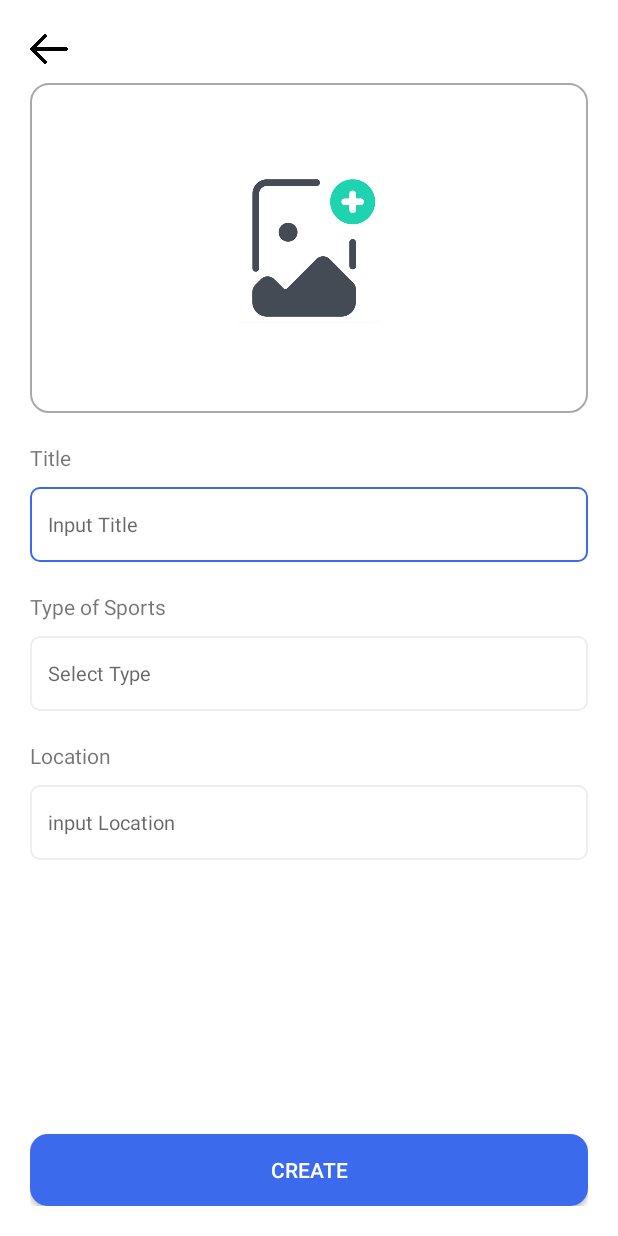
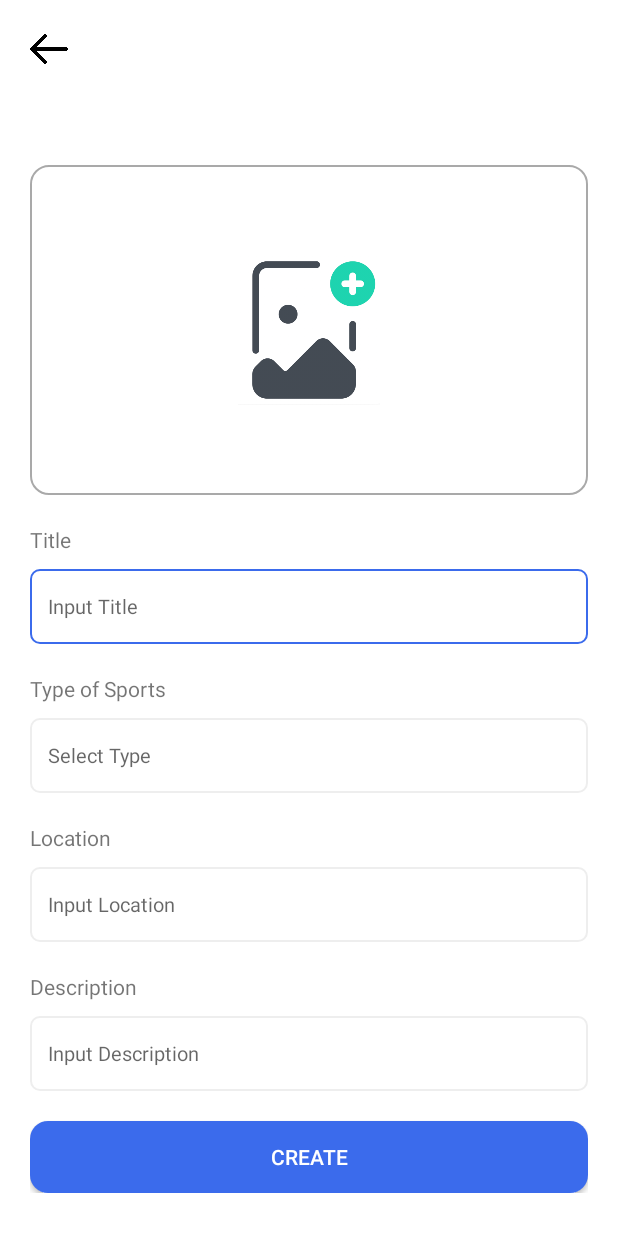
Before and after one commit to ScottieKim/android-gcm, an Android app: the CreateActivity screen opened directly, with no data from a screen before it, on a phone screen of 412 x 824 dp. Run offline under Robolectric (Android 15) with nearby library versions, the phone set to English and light mode, and no system bars; our stand-ins replace Firebase (no records; nobody signed in at launch, a user with empty details on screens opened directly), data binding; libraries missing offline, so code that uses them is left out: io.realm; pictures from the network do not load.

Commit message:
Create: Community Detail

```diff
--- a/app/src/main/AndroidManifest.xml
+++ b/app/src/main/AndroidManifest.xml
@@ -30,6 +30,8 @@
         <activity android:name=".view.activity.SignupAcitivity" />
 
         <activity android:name=".view.activity.CreateActivity" />
+
+        <activity android:name=".view.activity.DetailActivity" />
     </application>
 
 </manifest>
--- a/app/src/main/java/com/github/scott/gcm/data/model/Community.kt
+++ b/app/src/main/java/com/github/scott/gcm/data/model/Community.kt
@@ -12,4 +12,6 @@ open class Community : RealmObject() {
     var description = ""
 
     var img = ""
+
+    var ownerEmail = ""
 }
--- a/app/src/main/java/com/github/scott/gcm/data/viewmodel/CreateViewModel.kt
+++ b/app/src/main/java/com/github/scott/gcm/data/viewmodel/CreateViewModel.kt
@@ -3,6 +3,7 @@ package com.github.scott.gcm.data.viewmodel
 import android.util.Log
 import androidx.lifecycle.MutableLiveData
 import androidx.lifecycle.ViewModel
+import com.github.scott.gcm.CommonUtil
 import com.github.scott.gcm.data.DBUtil
 import com.github.scott.gcm.data.model.Community
 
@@ -40,4 +41,8 @@ class CreateViewModel : ViewModel() {
     fun setCommunityImg(img: String) {
         community.img = img
     }
+
+    fun setCommunityOwner(email: String) {
+        community.ownerEmail = email
+    }
 }
--- a/app/src/main/java/com/github/scott/gcm/view/activity/CreateActivity.kt
+++ b/app/src/main/java/com/github/scott/gcm/view/activity/CreateActivity.kt
@@ -11,6 +11,7 @@ import androidx.databinding.DataBindingUtil
 import androidx.lifecycle.Observer
 import androidx.lifecycle.ViewModelProvider
 import com.bumptech.glide.Glide
+import com.github.scott.gcm.CommonUtil
 import com.github.scott.gcm.R
 import com.github.scott.gcm.data.viewmodel.CreateViewModel
 import com.github.scott.gcm.databinding.ActivityCreateBinding
@@ -37,6 +38,7 @@ class CreateActivity : AppCompatActivity() {
         viewModel.showToast.observe(this, Observer {
             Toast.makeText(this, it, Toast.LENGTH_SHORT).show()
         })
+        viewModel.setCommunityOwner(CommonUtil.getUser(this))
         binding.viewModel = viewModel
     }
 
--- a/app/src/main/res/layout/activity_create.xml
+++ b/app/src/main/res/layout/activity_create.xml
@@ -1,12 +1,15 @@
 <?xml version="1.0" encoding="utf-8"?>
 <layout>
+
     <data>
+
         <variable
             name="viewModel"
             type="com.github.scott.gcm.data.viewmodel.CreateViewModel" />
     </data>
 
-    <androidx.constraintlayout.widget.ConstraintLayout xmlns:android="http://schemas.android.com/apk/res/android"
+    <androidx.constraintlayout.widget.ConstraintLayout
+        xmlns:android="http://schemas.android.com/apk/res/android"
         xmlns:app="http://schemas.android.com/apk/res-auto"
         android:layout_width="match_parent"
         android:layout_height="match_parent"
@@ -18,8 +21,8 @@
             android:layout_width="25dp"
             android:layout_height="25dp"
             android:layout_margin="20dp"
+            android:background="@android:color/transparent"
             android:onClick="@{()->viewModel.onClickBack()}"
-            android:background="@android:color/transparent"
             android:scaleType="fitCenter"
             android:src="@drawable/back_icon"
             app:layout_constraintLeft_toLeftOf="parent"
@@ -31,24 +34,25 @@
             android:layout_width="wrap_content"
             android:layout_height="wrap_content"
             android:layout_margin="20dp"
-
             android:text="@string/create_title"
             app:layout_constraintBottom_toBottomOf="@+id/button_create_back"
             app:layout_constraintLeft_toRightOf="@+id/button_create_back"
             app:layout_constraintTop_toTopOf="@+id/button_create_back" />
 
-        <!--    <ScrollView-->
-        <!--        android:layout_width="match_parent"-->
-        <!--        android:layout_height="0dp"-->
-        <!--        app:layout_constraintBottom_toBottomOf="parent"-->
-        <!--        app:layout_constraintLeft_toLeftOf="parent"-->
-        <!--        app:layout_constraintRight_toRightOf="parent"-->
-        <!--        app:layout_constraintTop_toBottomOf="@+id/textview_create_title">-->
+        <ScrollView
+            android:layout_width="match_parent"
+            android:layout_height="wrap_content"
+            android:layout_marginTop="35dp"
+            app:layout_constraintBottom_toBottomOf="parent"
+            app:layout_constraintLeft_toLeftOf="parent"
+            app:layout_constraintRight_toRightOf="parent"
+            app:layout_constraintTop_toBottomOf="@+id/button_create_back">
 
             <androidx.constraintlayout.widget.ConstraintLayout
                 android:layout_width="match_parent"
                 android:layout_height="0dp"
-            android:layout_margin="20dp"
+                android:layout_marginStart="20dp"
+                android:layout_marginEnd="20dp"
                 app:layout_constraintBottom_toBottomOf="parent"
                 app:layout_constraintLeft_toLeftOf="parent"
                 app:layout_constraintRight_toRightOf="parent"
@@ -58,9 +62,8 @@
                     android:id="@+id/framelayout_create_photo"
                     android:layout_width="match_parent"
                     android:layout_height="220dp"
+                    android:background="@drawable/button_grey"
                     android:onClick="@{()->viewModel.onClickPhoto()}"
-                android:layout_marginTop="15dp"
-                android:background="@drawable/button_grey"
                     app:layout_constraintLeft_toLeftOf="parent"
                     app:layout_constraintRight_toRightOf="parent"
                     app:layout_constraintTop_toTopOf="parent">
@@ -68,17 +71,17 @@
                     <ImageView
                         android:id="@+id/imageview_create_photohint"
                         android:layout_width="100dp"
-                    android:scaleType="fitCenter"
                         android:layout_height="100dp"
                         android:layout_gravity="center"
+                        android:scaleType="fitCenter"
                         android:src="@drawable/photo_icon" />
 
                     <ImageView
                         android:id="@+id/imageview_create_photo"
                         android:layout_width="match_parent"
-                    android:scaleType="fitXY"
                         android:layout_height="match_parent"
-                    android:layout_gravity="center" />
+                        android:layout_gravity="center"
+                        android:scaleType="fitXY" />
                 </FrameLayout>
 
 
@@ -97,8 +100,8 @@
                     android:layout_width="match_parent"
                     android:layout_height="50dp"
                     android:layout_marginTop="10dp"
+                    android:hint="@string/create_community_title_hint"
                     android:text="@={viewModel.title}"
-                android:hint="@string/create_community_title_hint"
                     app:layout_constraintLeft_toLeftOf="parent"
                     app:layout_constraintRight_toRightOf="parent"
                     app:layout_constraintTop_toBottomOf="@+id/textview_create_communitytitle" />
@@ -118,8 +121,8 @@
                     android:layout_width="match_parent"
                     android:layout_height="50dp"
                     android:layout_marginTop="10dp"
+                    android:hint="@string/create_community_type_hint"
                     android:text="@={viewModel.type}"
-                android:hint="@string/create_community_type_hint"
                     app:layout_constraintLeft_toLeftOf="parent"
                     app:layout_constraintRight_toRightOf="parent"
                     app:layout_constraintTop_toBottomOf="@+id/textview_create_communitytype" />
@@ -139,11 +142,33 @@
                     android:layout_width="match_parent"
                     android:layout_height="50dp"
                     android:layout_marginTop="10dp"
+                    android:hint="@string/create_community_location_hint"
                     android:text="@={viewModel.location}"
-                android:hint="@string/create_community_location_hint"
                     app:layout_constraintLeft_toLeftOf="parent"
                     app:layout_constraintRight_toRightOf="parent"
                     app:layout_constraintTop_toBottomOf="@+id/textview_create_communitylocation" />
+
+
+                <TextView
+                    android:id="@+id/textview_create_communitydesc"
+                    android:layout_width="wrap_content"
+                    android:layout_height="wrap_content"
+                    android:layout_marginTop="20dp"
+                    android:text="@string/create_community_desc"
+                    app:layout_constraintLeft_toLeftOf="parent"
+                    app:layout_constraintTop_toBottomOf="@+id/edittext_create_communitylocation" />
+
+                <EditText
+                    android:id="@+id/edittext_create_communitydesc"
+                    style="@style/EditTextStyle"
+                    android:layout_width="match_parent"
+                    android:layout_height="50dp"
+                    android:layout_marginTop="10dp"
+                    android:hint="@string/create_community_desc_hint"
+                    android:text="@={viewModel.location}"
+                    app:layout_constraintLeft_toLeftOf="parent"
+                    app:layout_constraintRight_toRightOf="parent"
+                    app:layout_constraintTop_toBottomOf="@+id/textview_create_communitydesc" />
 
                 <Button
                     android:id="@+id/button_create_submit"
@@ -151,15 +176,15 @@
                     android:layout_height="wrap_content"
                     android:layout_marginTop="20dp"
                     android:background="@drawable/button_blue"
+                    android:onClick="@{()->viewModel.onClickCreate()}"
                     android:text="@string/create_community_button"
                     android:textColor="@color/white"
-                android:onClick="@{()->viewModel.onClickCreate()}"
                     app:layout_constraintBottom_toBottomOf="parent"
                     app:layout_constraintLeft_toLeftOf="parent"
                     app:layout_constraintRight_toRightOf="parent"
-                app:layout_constraintTop_toBottomOf="@+id/edittext_create_communitylocation"
+                    app:layout_constraintTop_toBottomOf="@+id/edittext_create_communitydesc"
                     app:layout_constraintVertical_bias="1" />
             </androidx.constraintlayout.widget.ConstraintLayout>
-        <!--    </ScrollView>-->
+        </ScrollView>
     </androidx.constraintlayout.widget.ConstraintLayout>
 </layout>
--- a/app/src/main/res/layout/item_community.xml
+++ b/app/src/main/res/layout/item_community.xml
@@ -12,6 +12,7 @@
         xmlns:app="http://schemas.android.com/apk/res-auto"
         android:layout_width="wrap_content"
         android:layout_height="wrap_content"
+        android:id="@+id/constraintlayout_community_container"
         android:layout_marginLeft="20dp">
 
         <ImageView
--- a/app/src/main/res/values/strings.xml
+++ b/app/src/main/res/values/strings.xml
@@ -36,10 +36,12 @@
     <string name="create_community_title">Title</string>
     <string name="create_community_type">Type of Sports</string>
     <string name="create_community_location">Location</string>
+    <string name="create_community_desc">Description</string>
 
     <string name="create_community_title_hint">Input Title</string>
     <string name="create_community_type_hint">Select Type</string>
-    <string name="create_community_location_hint">input Location</string>
+    <string name="create_community_location_hint">Input Location</string>
+    <string name="create_community_desc_hint">Input Description</string>
 
 
 </resources>
```
Also changed, not shown: app/src/main/java/com/github/scott/gcm/data/DBUtil.kt (+16 -3 lines), app/src/main/java/com/github/scott/gcm/view/activity/DetailActivity.kt (added, +29 -0 lines), app/src/main/java/com/github/scott/gcm/view/adapter/CommunityListAdapter.kt (+8 -2 lines), app/src/main/res/layout/activity_detail.xml (added, +93 -0 lines). Lines whose indentation alone changed are shown as unchanged.
